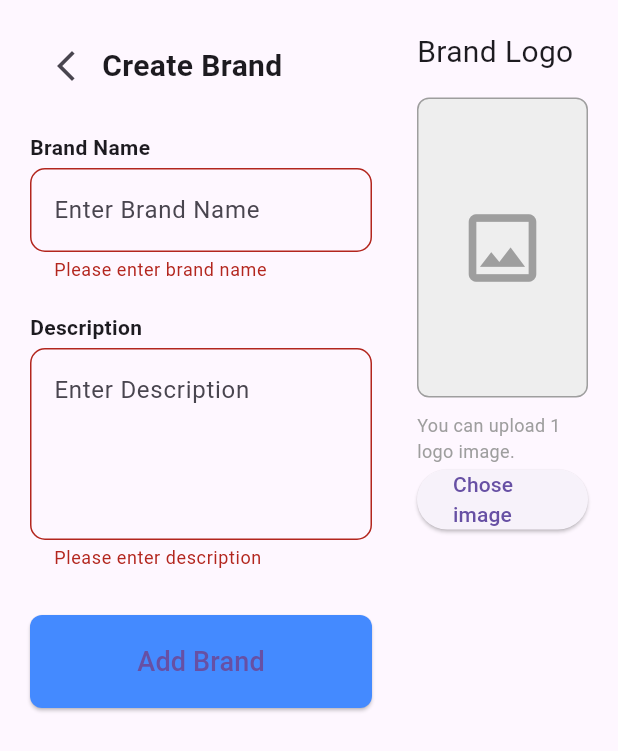
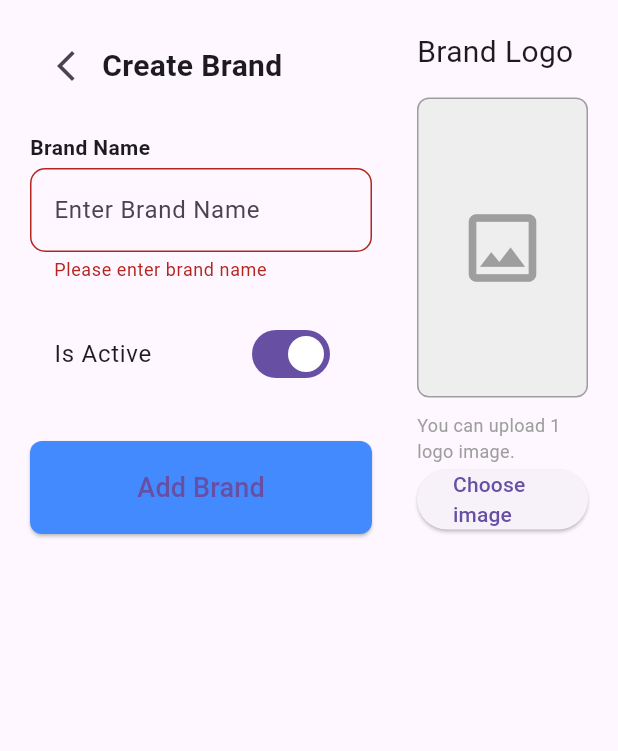
Before and after one commit to ChhairongCoding/E-Commerce-admin-app, a Flutter app: the AddBrandFormScreen widget shown alone on an empty page, opened directly, after a tap on "Add Brand", on a phone screen of 412 x 824 dp. Shown: the top 751 px of the screen. Run offline on Flutter 3.47's test engine with Material 3 defaults, Android fonts, the phone set to English and light mode, and no system bars; our stand-ins replace file_picker, font_awesome_flutter, get, get_storage, hugeicons; missing offline and left inert: mobkit_dashed_border; accounts and stored records are empty; network calls fail.

Commit message:
Final commit with CRUD all page

```diff
--- a/lib/models/brand_model.dart
+++ b/lib/models/brand_model.dart
@@ -28,6 +28,8 @@ class BrandResponse {
 class BrandModel {
   final String? id;
   final String? name;
+  final String? description;
+  final String? image;
   final bool? isActive;
   final DateTime? createdAt;
   final DateTime? updatedAt;
@@ -36,6 +38,8 @@ class BrandModel {
   BrandModel({
     this.id,
     this.name,
+    this.description,
+    this.image,
     this.isActive,
     this.createdAt,
     this.updatedAt,
@@ -46,6 +50,8 @@ class BrandModel {
     return BrandModel(
       id: json['_id'] as String?,
       name: json['name'] as String?,
+      description: json['description'] as String?,
+      image: json["image"],
       isActive: json['isActive'] as bool?,
       createdAt: json['createdAt'] == null
           ? null
@@ -61,6 +67,7 @@ class BrandModel {
     return {
       '_id': id,
       'name': name,
+      'description': description,
       'isActive': isActive,
       'createdAt': createdAt?.toIso8601String(),
       'updatedAt': updatedAt?.toIso8601String(),
--- a/lib/services/product_api.dart
+++ b/lib/services/product_api.dart
@@ -5,7 +5,6 @@ import 'package:e_commerce_admin_app/core/constand.dart';
 import 'package:e_commerce_admin_app/models/product_model.dart';
 import 'package:e_commerce_admin_app/services/local/token_service.dart';
 import 'package:e_commerce_admin_app/views/product-views/main_product_controller.dart';
-import 'package:e_commerce_admin_app/views/product-views/product_screen.dart';
 import 'package:flutter/material.dart';
 import 'package:get/get.dart';
 import 'package:http/http.dart' as http;
@@ -119,7 +118,7 @@ class ProductApi {
           colorText: Colors.white,
           duration: Duration(seconds: 10),
         );
-        Get.to(ProductScreen());
+        Get.find<MainProductController>().toggleSwitch(0);
       } else {
         developer.log("Product delete error: ${res.statusCode}");
       }
--- a/lib/views/brand-views/add_brand_form_screen.dart
+++ b/lib/views/brand-views/add_brand_form_screen.dart
@@ -13,6 +13,13 @@ class AddBrandFormScreen extends StatelessWidget {
   @override
   Widget build(BuildContext context) {
     final BrandController brandController = Get.put(BrandController());
+    final brand = brandController.selectedBrand.value;
+    final RxBool isActive = true.obs;
+
+    // Populate fields when editing
+    if (brandController.isUpdate.value) {
+      brandNameController.text = brand.name ?? '';
+    }
 
     return SingleChildScrollView(
       child: SizedBox(
@@ -39,10 +46,13 @@ class AddBrandFormScreen extends StatelessWidget {
                               brandNameController.text = '';
                               descriptionController.text = '';
                               brandController.filesByte.clear();
+                              brandController.isUpdate(false);
                             },
                           ),
                           Text(
-                            "Create Brand",
+                            brandController.isUpdate.value
+                                ? "Update Brand"
+                                : "Create Brand",
                             style: TextStyle(
                               fontSize: 20,
                               fontWeight: FontWeight.bold,
@@ -63,18 +73,14 @@ class AddBrandFormScreen extends StatelessWidget {
                         },
                       ),
                       SizedBox(height: 20),
+                      Obx(
+                        () => SwitchListTile(
+                          title: Text("Is Active"),
+                          value: isActive.value,
+                          onChanged: (val) => isActive.value = val,
+                        ),
+                      ),
 
-                      /// Description Field
-                      CustomTextfieldWidget(
-                        controller: descriptionController,
-                        hintText: "Enter Description",
-                        label: "Description",
-                        maxLines: 4,
-                        validator: (value) {
-                          if (value!.isEmpty) return "Please enter description";
-                          return null;
-                        },
-                      ),
                       SizedBox(height: 30),
 
                       /// Submit Button
@@ -89,7 +95,9 @@ class AddBrandFormScreen extends StatelessWidget {
                             ),
                           ),
                           child: Text(
-                            "Add Brand",
+                            brandController.isUpdate.value
+                                ? "Update Brand"
+                                : "Add Brand",
                             style: TextStyle(fontSize: 18),
                           ),
                           onPressed: () async {
@@ -102,18 +110,40 @@ class AddBrandFormScreen extends StatelessWidget {
 
                             if (brandController.formKey.currentState!
                                 .validate()) {
-                              if (image != null) {
-                                brandController.addBrand(
+                              if (brandController.isUpdate.value) {
+                                // Update brand
+                                if (image != null || brand.image != null) {
+                                  await brandController.updateBrand(
                                     brandName,
                                     description,
                                     image,
                                   );
-
                                   brandNameController.text = '';
                                   descriptionController.text = '';
                                   brandController.filesByte.clear();
                                 } else {
-                                Get.snackbar("Error", "Please select an image");
+                                  Get.snackbar(
+                                    "Error",
+                                    "Please select an image or ensure an existing image is available",
+                                  );
+                                }
+                              } else {
+                                // Add brand
+                                if (image != null) {
+                                  brandController.addBrand(
+                                    brandName,
+                                    isActive.value,
+                                    image,
+                                  );
+                                  brandNameController.text = '';
+                                  descriptionController.text = '';
+                                  brandController.filesByte.clear();
+                                } else {
+                                  Get.snackbar(
+                                    "Error",
+                                    "Please select an image",
+                                  );
+                                }
                               }
                             }
                           },
@@ -164,10 +194,45 @@ class AddBrandFormScreen extends StatelessWidget {
                                   ),
                                 ],
                               )
+                            : brandController.isUpdate.value &&
+                                  brand.image != null
+                            ? Stack(
+                                children: [
+                                  Container(
+                                    width: 180,
+                                    height: 180,
+                                    decoration: BoxDecoration(
+                                      border: DashedBorder.all(
+                                        dashLength: 10,
+                                        color: Colors.grey,
+                                      ),
+                                      borderRadius: BorderRadius.circular(8),
+                                    ),
+                                    child: Image.network(
+                                      brand.image!,
+                                      fit: BoxFit.cover,
+                                      errorBuilder:
+                                          (context, error, stackTrace) => Icon(
+                                            Icons.broken_image,
+                                            size: 60,
+                                            color: Colors.grey,
+                                          ),
+                                    ),
+                                  ),
+                                  Positioned(
+                                    top: 0,
+                                    right: 0,
+                                    child: IconButton(
+                                      icon: Icon(Icons.close),
+                                      onPressed: () {
+                                        brandController.filesByte.clear();
+                                      },
+                                    ),
+                                  ),
+                                ],
+                              )
                             : GestureDetector(
-                                onTap: () {
-                                  () => brandController.pickerImage();
-                                },
+                                onTap: () => brandController.pickerImage(),
                                 child: Container(
                                   width: 200,
                                   height: 200,
@@ -191,7 +256,7 @@ class AddBrandFormScreen extends StatelessWidget {
                       ),
                       ElevatedButton(
                         onPressed: () => brandController.pickerImage(),
-                        child: Text("Chose image"),
+                        child: Text("Choose image"),
                       ),
                     ],
                   ),
```
Also changed, not shown: lib/controllers/brand_controller.dart (+64 -8 lines), lib/services/brand_service.dart (+98 -7 lines), lib/views/brand-views/brand_screen.dart (+7 -3 lines), lib/views/category-views/add_category_form_screen.dart (+5 -6 lines). Lines whose indentation alone changed are shown as unchanged.
